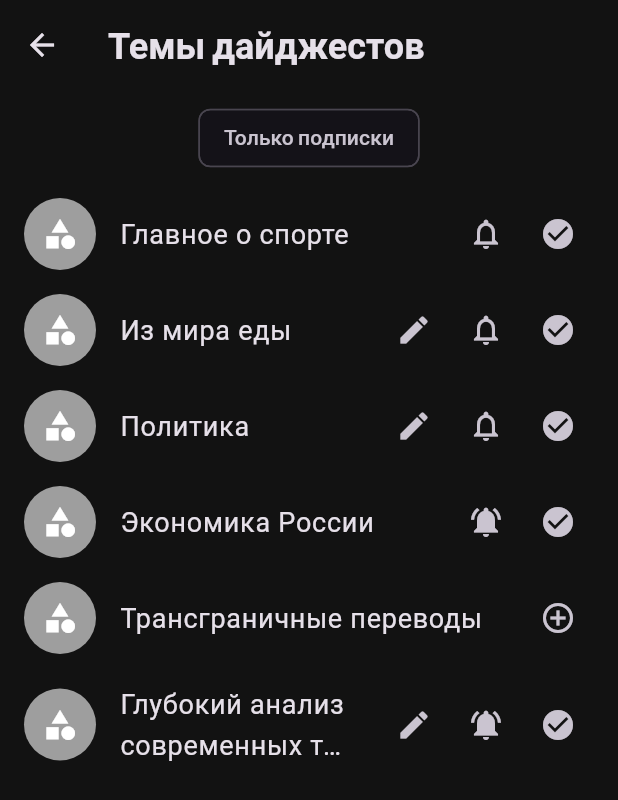
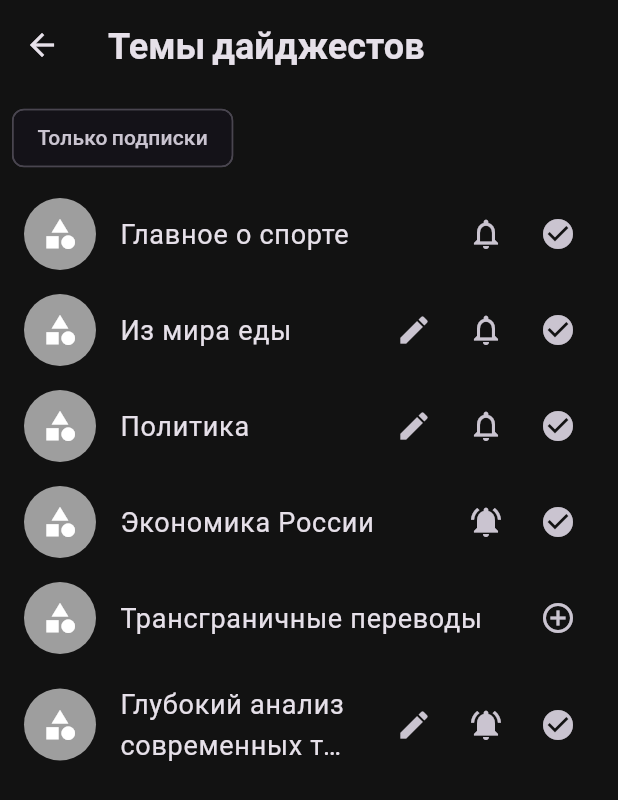
Before and after one commit to KcasTischaWattt/crosswords-mobile-app, a Flutter app: the AllDigestTopicsPage screen opened directly, on a phone screen of 412 x 824 dp. Shown: the top 800 px of the screen. Run offline on Flutter 3.47's test engine with Material 3 defaults, Android fonts, the phone set to English and light mode, and no system bars; our stand-ins replace google_fonts, velocity_x.

Commit message:
Align ChoiceChip in all_digest_topics_page for better layout

```diff
--- a/lib/screens/all_digest_topics_page.dart
+++ b/lib/screens/all_digest_topics_page.dart
@@ -317,14 +317,18 @@ class _AllDigestTopicsPageState extends State<AllDigestTopicsPage> {
         children: [
           Padding(
             padding: const EdgeInsets.all(8.0),
+            child: Align(
+              alignment: Alignment.centerLeft,
               child: ChoiceChip(
                 label: const Text("Только подписки"),
                 selected: _showOnlySubscriptions,
                 onSelected: (bool selected) {
+                  // TODO обновление списка подписок
                   setState(() {
                     _showOnlySubscriptions = selected;
                   });
                 },
+              ),
             ),
           ),
           Expanded(
```
Lines whose indentation alone changed are shown as unchanged.
